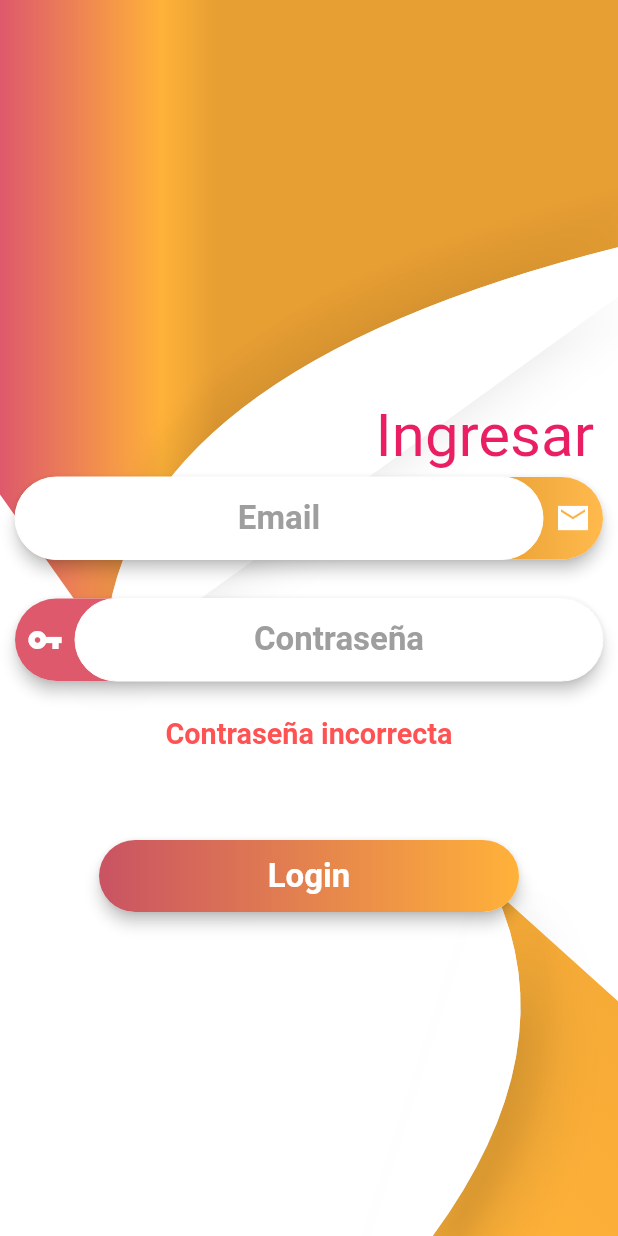
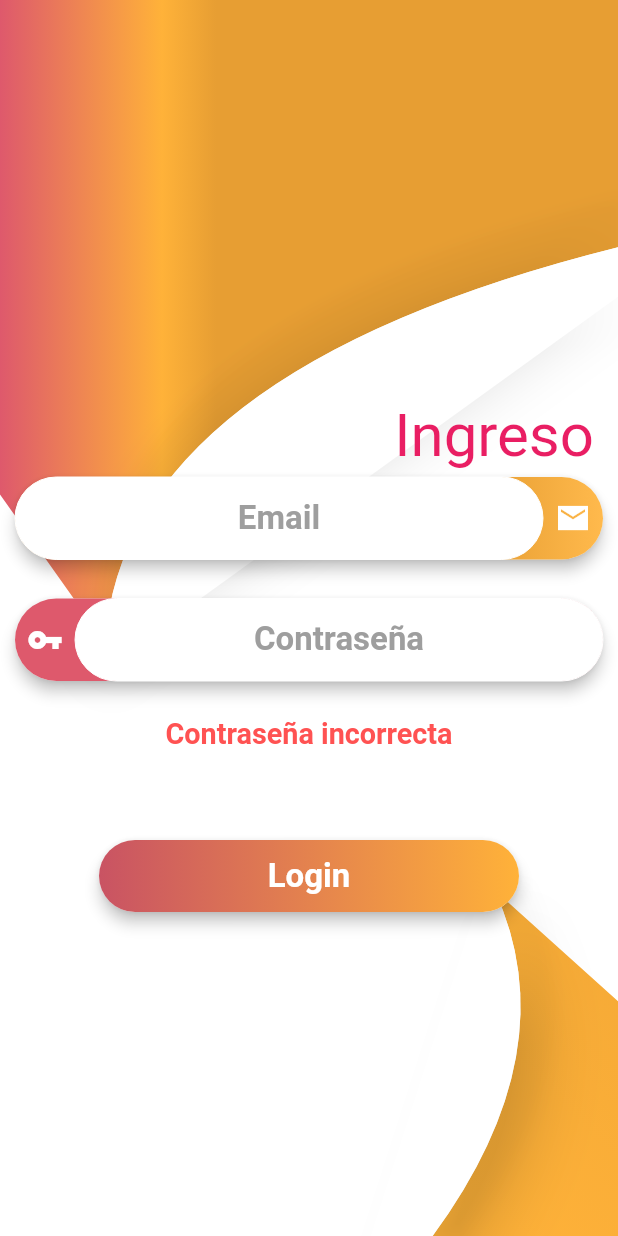
Before and after one commit to hernan74/control_usuarios, a Flutter app: the screen it shows after launch, on a phone screen of 412 x 824 dp. Run offline on Flutter 3.47's test engine with Material 2 defaults, Android fonts, the phone set to English and light mode, and no system bars; our stand-ins replace font_awesome_flutter, image_picker.

```diff
--- a/lib/src/pages/login_page.dart
+++ b/lib/src/pages/login_page.dart
@@ -80,7 +80,7 @@ class _Titulo extends StatelessWidget {
         width: anchoMaximo * 95 / 100,
         alignment: Alignment.centerRight,
         child: Text(
-          'Ingresar',
+          'Ingreso',
           style: TextStyle(
               fontSize: sizeScreemUtil(
                   sizeActual: altoMaximo * 10 / 100, sizeMin: 20, sizeMax: 40),
```
Also changed, not shown: firebase.json (added), 4 other files.
